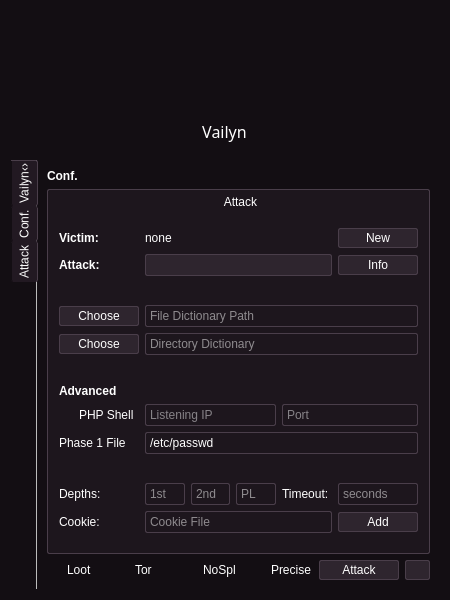
Before: the Qt Designer form core/qt5/Main.ui in VainlyStrain/Vailyn, drawn with Qt 5.
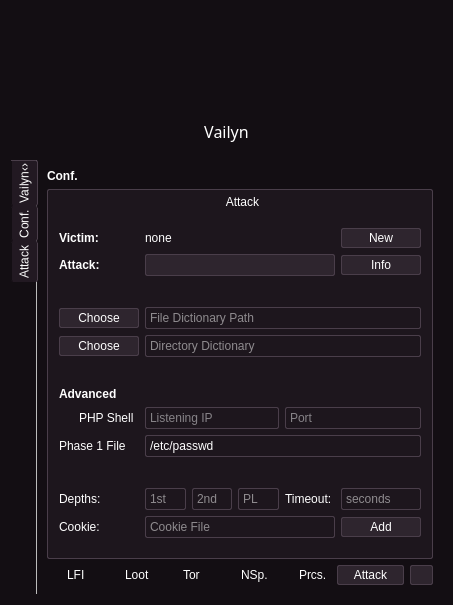
After: the same form once the commit is applied. Icons and pictures are not drawn.

Diff of the .ui file:
```diff
--- a/core/qt5/Main.ui
+++ b/core/qt5/Main.ui
@@ -6,8 +6,8 @@
    <rect>
     <x>0</x>
     <y>0</y>
-    <width>450</width>
-    <height>600</height>
+    <width>453</width>
+    <height>605</height>
    </rect>
   </property>
   <property name="sizePolicy">
@@ -1714,6 +1714,13 @@
             </item>
             <item>
              <layout class="QHBoxLayout" name="horizontalLayout_10">
+              <item>
+               <widget class="QCheckBox" name="lfiBox">
+                <property name="text">
+                 <string>LFI</string>
+                </property>
+               </widget>
+              </item>
               <item>
                <widget class="QCheckBox" name="lootBox">
                 <property name="toolTip">
@@ -1740,7 +1747,7 @@
                  <string>&lt;html&gt;&lt;head/&gt;&lt;body&gt;&lt;p&gt;Do not exploit found vulnerabilities.&lt;/p&gt;&lt;/body&gt;&lt;/html&gt;</string>
                 </property>
                 <property name="text">
-                 <string>NoSpl</string>
+                 <string>NSp.</string>
                 </property>
                </widget>
               </item>
@@ -1750,7 +1757,7 @@
                  <string>Use exact depth in Phase 1, not a range.</string>
                 </property>
                 <property name="text">
-                 <string>Precise</string>
+                 <string>Prcs.</string>
                 </property>
                </widget>
               </item>
@@ -1759,6 +1766,23 @@
                 <property name="toolTip">
                  <string>&lt;html&gt;&lt;head/&gt;&lt;body&gt;&lt;p&gt;Launch the attack.&lt;/p&gt;&lt;/body&gt;&lt;/html&gt;</string>
                 </property>
+                <property name="styleSheet">
+                 <string notr="true">QPushButton {
+padding-top: 2;
+padding-bottom: 2;
+padding-left: 0;
+padding-right: 0;
+background-color: #2e252e;
+border: 1px solid #4a3e4a;
+min-width: 65px;
+max-width: 65px;
+border-radius: 2px;
+}
+
+QPushButton:pressed {
+background-color: #1d161d;
+}</string>
+                </property>
                 <property name="text">
                  <string>Attack</string>
                 </property>
@@ -1772,13 +1796,13 @@
                <widget class="QPushButton" name="smallQuitBtn">
                 <property name="minimumSize">
                  <size>
-                  <width>25</width>
+                  <width>23</width>
                   <height>0</height>
                  </size>
                 </property>
                 <property name="maximumSize">
                  <size>
-                  <width>25</width>
+                  <width>23</width>
                   <height>16777215</height>
                  </size>
                 </property>
@@ -1793,8 +1817,8 @@
 padding-right: 0;
 background-color: #2e252e;
 border: 1px solid #4a3e4a;
-min-width: 23px;
-max-width: 23px;
+min-width: 21px;
+max-width: 21px;
 border-radius: 2px;
 }
 
```
